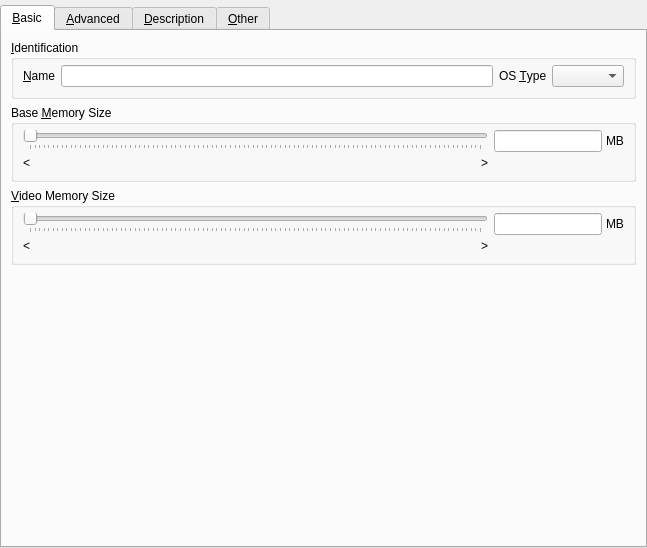
jljuxgm/vboxgit, file vbox/src/VBox/Frontends/VirtualBox4/ui/VBoxVMSettingsGeneral.ui: the form before one commit.
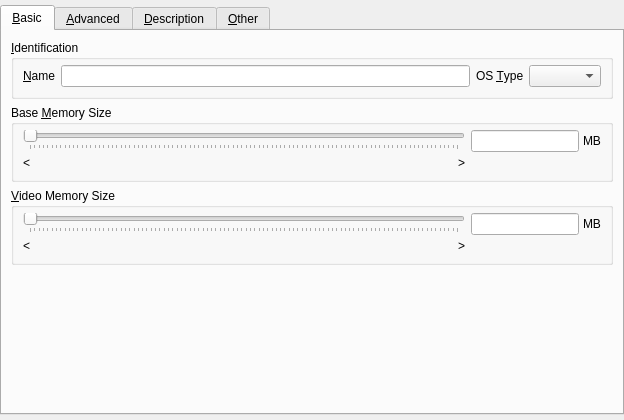
The form after the commit. Icons and pictures are not drawn. Custom widgets are drawn as their Qt base class.

Diff of the .ui file:
```diff
--- a/vbox/src/VBox/Frontends/VirtualBox4/ui/VBoxVMSettingsGeneral.ui
+++ b/vbox/src/VBox/Frontends/VirtualBox4/ui/VBoxVMSettingsGeneral.ui
@@ -22,8 +22,8 @@
    <rect>
     <x>0</x>
     <y>0</y>
-    <width>647</width>
-    <height>548</height>
+    <width>624</width>
+    <height>420</height>
    </rect>
   </property>
   <layout class="QVBoxLayout" >
@@ -37,7 +37,7 @@
     <number>0</number>
    </property>
    <property name="bottomMargin" >
-    <number>0</number>
+    <number>5</number>
    </property>
    <item>
     <widget class="QTabWidget" name="mTabGeneral" >
```
Left out of the diff: 2 changed lines with no effect on the pictures.
